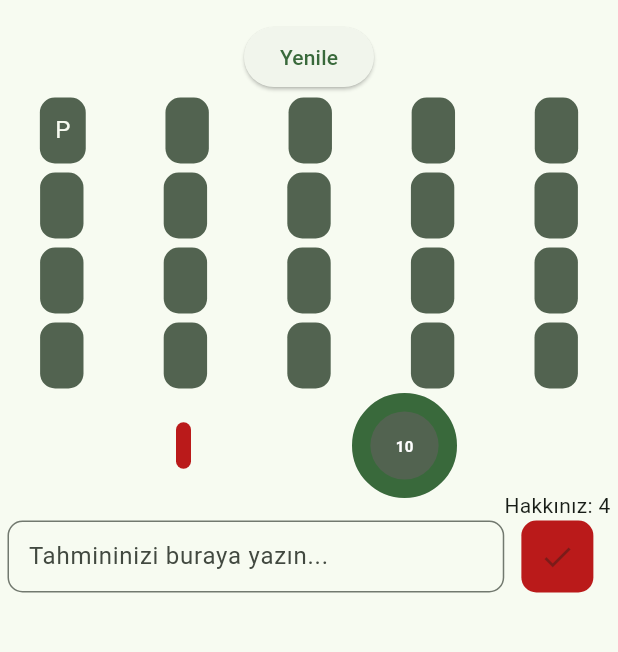
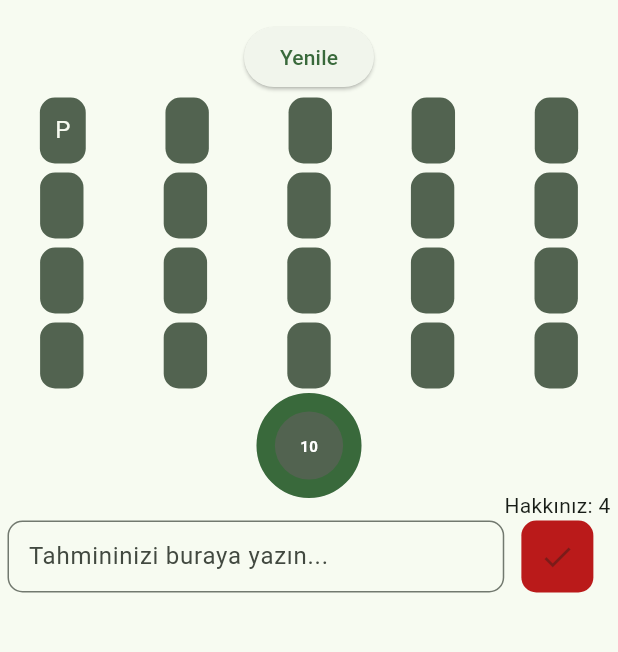
Before and after one commit to ahmettatyuz/kelime_oyunu, a Flutter app: the screen it shows after launch, on a phone screen of 412 x 824 dp, the part 63-715 px from its top. Run offline on Flutter 3.47's test engine with Material 3 defaults, Android fonts, the phone set to English and light mode, and no system bars; drawn by our look-alikes of circular_countdown_timer; our stand-ins replace timer_count_down.

Commit message:
ui düzeltmeleri

```diff
--- a/lib/screen/oyun.dart
+++ b/lib/screen/oyun.dart
@@ -80,13 +80,10 @@ class _OyunState extends State<Oyun> {
       widget.mesaj = "Tebrikler";
       widget.oyunBitti = true;
     } else if (kaybettiMi()) {
-      print("oyunu kaybetti");
       widget.mesaj = "KELİME ŞUYDU : ${widget.kelime.join()}";
       widget.oyunBitti = true;
-      print("oyun bitti ${widget.oyunBitti}");
     }
     if (widget.oyunBitti) {
-      print("oyun bitti");
       widget.timerController.pause();
     }
 
@@ -137,9 +134,12 @@ class _OyunState extends State<Oyun> {
           // ),
           Row(
             crossAxisAlignment: CrossAxisAlignment.center,
-            mainAxisAlignment: MainAxisAlignment.spaceEvenly,
+            mainAxisAlignment: widget.mesaj.isNotEmpty
+                ? MainAxisAlignment.spaceEvenly
+                : MainAxisAlignment.center,
             children: [
-              Container(
+              widget.mesaj.isNotEmpty
+                  ? Container(
                       padding: const EdgeInsets.all(5),
                       decoration: BoxDecoration(
                         borderRadius: BorderRadius.circular(10),
@@ -154,7 +154,8 @@ class _OyunState extends State<Oyun> {
                             .bodyMedium!
                             .copyWith(color: Colors.white),
                       ),
-              ),
+                    )
+                  : const SizedBox(width: 0),
               CircularCountDownTimer(
                 duration: widget.sure,
                 initialDuration: 0,
@@ -163,7 +164,9 @@ class _OyunState extends State<Oyun> {
                 height: 50,
                 ringColor: Colors.grey[300]!,
                 ringGradient: null,
-                fillColor: Theme.of(context).colorScheme.primary,
+                fillColor: kaybettiMi()
+                    ? Theme.of(context).colorScheme.error
+                    : Theme.of(context).colorScheme.primary,
                 fillGradient: null,
                 backgroundColor: Theme.of(context).colorScheme.secondary,
                 backgroundGradient: null,
```
Lines whose indentation alone changed are shown as unchanged.
